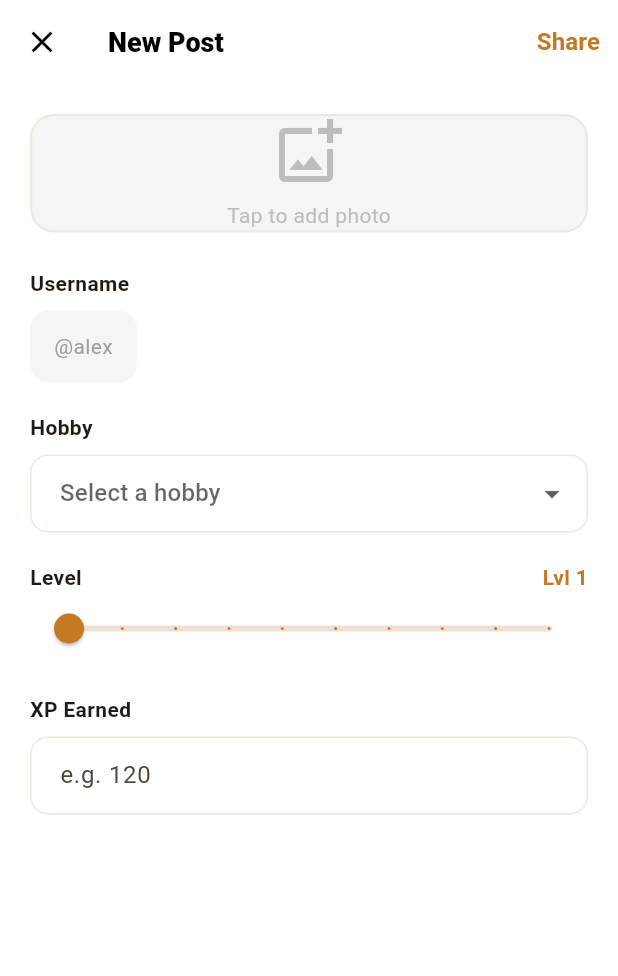
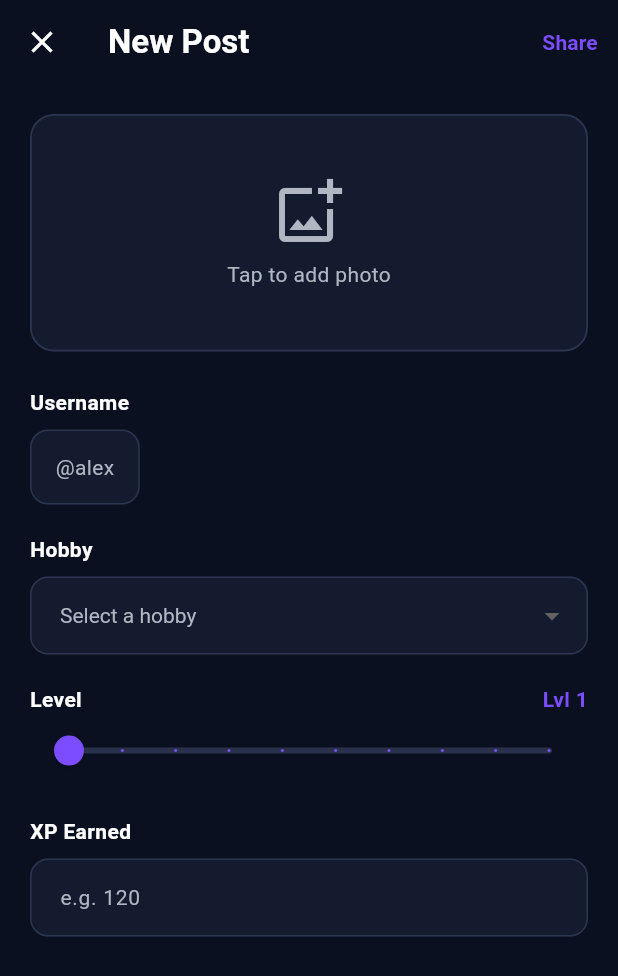
Before and after one commit to J1m3y1/WICS-Hackathon-2026, a Flutter app: the CommunityFeed screen opened directly, scrolled down 576 dp, after a tap on the "add" icon, on a phone screen of 412 x 824 dp. Shown: the top 976 px of the screen. Run offline on Flutter 3.47's test engine with Material 3 defaults, Android fonts, the light colour scheme and no system bars; our stand-ins replace cloud_firestore, firebase_auth, firebase_core, fl_chart, image_picker; accounts and stored records are empty; Roboto replaces fonts that are missing (DM Sans).

Commit message:
Feed changes and implementations

```diff
--- a/wics_hackathon_2026/lib/pages/community_feed.dart
+++ b/wics_hackathon_2026/lib/pages/community_feed.dart
@@ -1,8 +1,7 @@
 import 'package:flutter/material.dart';
 import 'create_post.dart';
 import 'dart:io';
-
-// Data Model
+import 'package:wics_hackathon_2026/shared/app_theme.dart';
 
 class HobbyPost {
   final String username;
@@ -23,8 +22,6 @@ class HobbyPost {
     this.isFile = false,
   });
 }
-
-// Sample Data
 
 final List<HobbyPost> samplePosts = [
   HobbyPost(
@@ -61,8 +58,6 @@ final List<HobbyPost> samplePosts = [
   ),
 ];
 
-// Main Widget
-
 class CommunityFeed extends StatefulWidget {
   final String hobbyKey;
   const CommunityFeed({super.key, required this.hobbyKey});
@@ -71,13 +66,8 @@ class CommunityFeed extends StatefulWidget {
   State<CommunityFeed> createState() => _CommunityFeedState();
 }
 
-
 class _CommunityFeedState extends State<CommunityFeed> {
   late List<HobbyPost> _posts;
-
-  static const Color _accentColor = Color(0xFFC47A20);
-  static const Color _subtleText = Color(0xFFAAAAAA);
-  static const Color _borderColor = Color(0xFFEDE9DF);
 
   @override
   void initState() {
@@ -88,9 +78,9 @@ class _CommunityFeedState extends State<CommunityFeed> {
   @override
   Widget build(BuildContext context) {
     return Scaffold(
-      backgroundColor: Colors.white,
+      backgroundColor: AppColors.background,
       floatingActionButton: FloatingActionButton(
-        backgroundColor: _accentColor,
+        backgroundColor: AppColors.primary,
         onPressed: () async {
           final result = await Navigator.push(
             context,
@@ -121,34 +111,21 @@ class _CommunityFeedState extends State<CommunityFeed> {
         child: Column(
           crossAxisAlignment: CrossAxisAlignment.start,
           children: [
-            // Header
             const Padding(
               padding: EdgeInsets.fromLTRB(20, 20, 20, 12),
-              child: Text(
-                'Community',
-                style: TextStyle(
-                  fontSize: 28,
-                  fontWeight: FontWeight.w800,
-                  color: Colors.black,
-                  letterSpacing: -0.5,
-                ),
-              ),
+              child: Text('Community', style: AppTextStyles.pageTitle),
             ),
 
-            // Feed
             Expanded(
               child: ListView.separated(
-                padding:
-                    const EdgeInsets.symmetric(horizontal: 16, vertical: 4),
+                padding: const EdgeInsets.symmetric(
+                  horizontal: 16,
+                  vertical: 4,
+                ),
                 itemCount: _posts.length,
                 separatorBuilder: (_, __) => const SizedBox(height: 16),
                 itemBuilder: (context, index) {
-                  return _PostCard(
-                    post: _posts[index],
-                    accentColor: _accentColor,
-                    subtleText: _subtleText,
-                    borderColor: _borderColor,
-                  );
+                  return _PostCard(post: _posts[index]);
                 },
               ),
             ),
@@ -159,30 +136,21 @@ class _CommunityFeedState extends State<CommunityFeed> {
   }
 }
 
-// Post Card
 class _PostCard extends StatelessWidget {
   final HobbyPost post;
-  final Color accentColor;
-  final Color subtleText;
-  final Color borderColor;
 
-  const _PostCard({
-    required this.post,
-    required this.accentColor,
-    required this.subtleText,
-    required this.borderColor,
-  });
+  const _PostCard({required this.post});
 
   @override
   Widget build(BuildContext context) {
     return Container(
       decoration: BoxDecoration(
-        color: Colors.white,
+        color: AppColors.card,
         borderRadius: BorderRadius.circular(16),
-        border: Border.all(color: borderColor, width: 1.5),
+        border: Border.all(color: AppColors.border, width: 1.2),
         boxShadow: [
           BoxShadow(
-            color: Colors.black.withOpacity(0.04),
+            color: Colors.black.withAlpha(20),
             blurRadius: 8,
             offset: const Offset(0, 2),
           ),
@@ -192,7 +160,6 @@ class _PostCard extends StatelessWidget {
       child: Column(
         crossAxisAlignment: CrossAxisAlignment.start,
         children: [
-          // Banner image
           AspectRatio(
             aspectRatio: 1 / 1,
             child: post.isFile
@@ -200,32 +167,27 @@ class _PostCard extends StatelessWidget {
                 : Image.asset(post.imagePath!, fit: BoxFit.cover),
           ),
 
-          // Info row
           Padding(
             padding: const EdgeInsets.fromLTRB(16, 12, 16, 14),
             child: Column(
               crossAxisAlignment: CrossAxisAlignment.start,
               children: [
-                // Username + hobby badge
                 RichText(
                   text: TextSpan(
                     style: const TextStyle(fontSize: 15),
                     children: [
                       TextSpan(
                         text: '@${post.username} ',
-                        style: TextStyle(
-                          color: subtleText,
-                          fontWeight: FontWeight.w400,
-                        ),
+                        style: AppTextStyles.subText,
                       ),
                       const TextSpan(
                         text: 'completed ',
-                        style: TextStyle(color: Color(0xFFAAAAAA)),
+                        style: AppTextStyles.subText,
                       ),
                       TextSpan(
                         text: '${post.hobby} · Lvl ${post.level}',
-                        style: TextStyle(
-                          color: accentColor,
+                        style: const TextStyle(
+                          color: AppColors.primary,
                           fontWeight: FontWeight.w700,
                         ),
                       ),
@@ -234,14 +196,9 @@ class _PostCard extends StatelessWidget {
                 ),
                 const SizedBox(height: 4),
 
-                // Time + XP
                 Text(
                   '${post.timeAgo} · +${post.xp} XP',
-                  style: TextStyle(
-                    fontSize: 13,
-                    color: subtleText,
-                    fontWeight: FontWeight.w400,
-                  ),
+                  style: AppTextStyles.subText,
                 ),
               ],
             ),
@@ -252,8 +209,6 @@ class _PostCard extends StatelessWidget {
   }
 }
 
-// Entry point
-
 void main() {
   runApp(
     const MaterialApp(
--- a/wics_hackathon_2026/lib/pages/create_post.dart
+++ b/wics_hackathon_2026/lib/pages/create_post.dart
@@ -1,6 +1,7 @@
 import 'dart:io';
 import 'package:flutter/material.dart';
 import 'package:image_picker/image_picker.dart';
+import 'package:wics_hackathon_2026/shared/app_theme.dart';
 
 class CreatePostPage extends StatefulWidget {
   final String username;
@@ -15,8 +16,6 @@ class _CreatePostPageState extends State<CreatePostPage> {
   String? _selectedHobby;
   int _level = 1;
   int _xp = 0;
-
-  static const Color _accentColor = Color(0xFFC47A20);
 
   final List<String> _hobbies = [
     'Gym', 'Guitar', 'Painting', 'Chess', 'Running', 'Cooking', 'Reading'
@@ -38,7 +37,6 @@ class _CreatePostPageState extends State<CreatePostPage> {
       return;
     }
 
-    // Return the new post data back to the feed
     Navigator.pop(context, {
       'username': widget.username,
       'hobby': _selectedHobby,
@@ -52,31 +50,26 @@ class _CreatePostPageState extends State<CreatePostPage> {
   @override
   Widget build(BuildContext context) {
     return Scaffold(
-      backgroundColor: Colors.white,
+      backgroundColor: AppColors.background,
       appBar: AppBar(
-        backgroundColor: Colors.white,
+        backgroundColor: AppColors.background,
+        surfaceTintColor: AppColors.background,
         elevation: 0,
         leading: IconButton(
-          icon: const Icon(Icons.close, color: Colors.black),
+          icon: const Icon(Icons.close, color: AppColors.textPrimary),
           onPressed: () => Navigator.pop(context),
         ),
         title: const Text(
           'New Post',
-          style: TextStyle(
-            color: Colors.black,
-            fontWeight: FontWeight.w800,
-            fontSize: 18,
-          ),
+          style: AppTextStyles.sectionTitle,
         ),
         actions: [
           TextButton(
             onPressed: _submit,
             child: Text(
               'Share',
-              style: TextStyle(
-                color: _accentColor,
-                fontWeight: FontWeight.w700,
-                fontSize: 16,
+              style: AppTextStyles.badgeText.copyWith(
+                color: AppColors.primary,
               ),
             ),
           ),
@@ -87,90 +80,116 @@ class _CreatePostPageState extends State<CreatePostPage> {
         child: Column(
           crossAxisAlignment: CrossAxisAlignment.start,
           children: [
-            // Image picker
             GestureDetector(
               onTap: _pickImage,
               child: Container(
                 width: double.infinity,
-                // aspectRatio: 1,
                 decoration: BoxDecoration(
-                  color: const Color(0xFFF5F5F5),
+                  color: AppColors.card,
                   borderRadius: BorderRadius.circular(16),
-                  border: Border.all(color: const Color(0xFFEDE9DF), width: 1.5),
+                  border: Border.all(color: AppColors.border, width: 1.2),
                 ),
                 child: _selectedImage != null
                     ? ClipRRect(
                         borderRadius: BorderRadius.circular(16),
                         child: Image.file(_selectedImage!, fit: BoxFit.cover),
                       )
-                    : Column(
-                        mainAxisAlignment: MainAxisAlignment.center,
-                        children: [
-                          Icon(Icons.add_photo_alternate_outlined,
-                              size: 48, color: Colors.grey[400]),
-                          const SizedBox(height: 8),
-                          Text('Tap to add photo',
-                              style: TextStyle(color: Colors.grey[400])),
-                        ],
+                    : Padding(
+                        padding: const EdgeInsets.symmetric(vertical: 40),
+                        child: Column(
+                          mainAxisAlignment: MainAxisAlignment.center,
+                          children: const [
+                            Icon(
+                              Icons.add_photo_alternate_outlined,
+                              size: 48,
+                              color: AppColors.textSecondary,
+                            ),
+                            SizedBox(height: 8),
+                            Text(
+                              'Tap to add photo',
+                              style: AppTextStyles.subText,
+                            ),
+                          ],
+                        ),
                       ),
               ),
             ),
 
             const SizedBox(height: 24),
 
-            // Username (auto-filled, read only)
-            const Text('Username',
-                style: TextStyle(fontWeight: FontWeight.w700, fontSize: 14)),
+            const Text(
+              'Username',
+              style: AppTextStyles.badgeText,
+            ),
             const SizedBox(height: 8),
             Container(
               padding: const EdgeInsets.symmetric(horizontal: 16, vertical: 14),
               decoration: BoxDecoration(
-                color: const Color(0xFFF5F5F5),
+                color: AppColors.card,
                 borderRadius: BorderRadius.circular(12),
+                border: Border.all(color: AppColors.border),
               ),
-              child: Text('@${widget.username}',
-                  style: const TextStyle(color: Colors.grey)),
+              child: Text(
+                '@${widget.username}',
+                style: AppTextStyles.subText,
+              ),
             ),
 
             const SizedBox(height: 20),
-
-            // Hobby dropdown
-            const Text('Hobby',
-                style: TextStyle(fontWeight: FontWeight.w700, fontSize: 14)),
+            const Text(
+              'Hobby',
+              style: AppTextStyles.badgeText,
+            ),
             const SizedBox(height: 8),
             DropdownButtonFormField<String>(
-              value: _selectedHobby,
-              hint: const Text('Select a hobby'),
+              initialValue: _selectedHobby,
+              hint: const Text(
+                'Select a hobby',
+                style: AppTextStyles.subText,
+              ),
+              dropdownColor: AppColors.card,
+              style: AppTextStyles.body,
               decoration: InputDecoration(
+                filled: true,
+                fillColor: AppColors.card,
                 contentPadding:
                     const EdgeInsets.symmetric(horizontal: 16, vertical: 14),
                 border: OutlineInputBorder(
                   borderRadius: BorderRadius.circular(12),
-                  borderSide: const BorderSide(color: Color(0xFFEDE9DF)),
+                  borderSide: const BorderSide(color: AppColors.border),
                 ),
                 enabledBorder: OutlineInputBorder(
                   borderRadius: BorderRadius.circular(12),
-                  borderSide: const BorderSide(color: Color(0xFFEDE9DF)),
+                  borderSide: const BorderSide(color: AppColors.border),
                 ),
               ),
               items: _hobbies
-                  .map((h) => DropdownMenuItem(value: h, child: Text(h)))
+                  .map((h) => DropdownMenuItem(
+                        value: h,
+                        child: Text(
+                          h,
+                          style: AppTextStyles.body,
+                        ),
+                      ))
                   .toList(),
               onChanged: (val) => setState(() => _selectedHobby = val),
             ),
 
             const SizedBox(height: 20),
 
-            // Level slider
             Row(
               mainAxisAlignment: MainAxisAlignment.spaceBetween,
               children: [
-                const Text('Level',
-                    style:
-                        TextStyle(fontWeight: FontWeight.w700, fontSize: 14)),
-                Text('Lvl $_level',
-                    style: TextStyle(
-                        color: _accentColor, fontWeight: FontWeight.w700)),
+                const Text(
+                  'Level',
+                  style: AppTextStyles.badgeText,
+                ),
+                Text(
+                  'Lvl $_level',
+                  style: AppTextStyles.badgeText.copyWith(
+                    color: AppColors.primary,
+                  ),
+                ),
               ],
             ),
             Slider(
@@ -178,29 +197,34 @@ class _CreatePostPageState extends State<CreatePostPage> {
               min: 1,
               max: 10,
               divisions: 9,
-              activeColor: _accentColor,
+              activeColor: AppColors.primary,
+              inactiveColor: AppColors.progressBackground,
               onChanged: (val) => setState(() => _level = val.toInt()),
             ),
 
             const SizedBox(height: 20),
-
-            // XP input
-            const Text('XP Earned',
-                style: TextStyle(fontWeight: FontWeight.w700, fontSize: 14)),
+            const Text(
+              'XP Earned',
+              style: AppTextStyles.badgeText,
+            ),
             const SizedBox(height: 8),
             TextFormField(
               keyboardType: TextInputType.number,
+              style: AppTextStyles.body,
               decoration: InputDecoration(
                 hintText: 'e.g. 120',
+                hintStyle: AppTextStyles.subText,
+                filled: true,
+                fillColor: AppColors.card,
                 contentPadding:
                     const EdgeInsets.symmetric(horizontal: 16, vertical: 14),
                 border: OutlineInputBorder(
                   borderRadius: BorderRadius.circular(12),
-                  borderSide: const BorderSide(color: Color(0xFFEDE9DF)),
+                  borderSide: const BorderSide(color: AppColors.border),
                 ),
                 enabledBorder: OutlineInputBorder(
                   borderRadius: BorderRadius.circular(12),
-                  borderSide: const BorderSide(color: Color(0xFFEDE9DF)),
+                  borderSide: const BorderSide(color: AppColors.border),
                 ),
               ),
               onChanged: (val) => setState(() => _xp = int.tryParse(val) ?? 0),
--- a/wics_hackathon_2026/lib/pages/feed.dart
+++ /dev/null
@@ -1,29 +0,0 @@
-import 'package:flutter/material.dart';
-
-class FeedPage extends StatefulWidget {
-  final String hobbyKey;
-  const FeedPage({super.key, required this.hobbyKey});
-
-  @override
-  State<FeedPage> createState() => _FeedPage();
-}
-
-class _FeedPage extends State<FeedPage> {
-
-
-  @override
-  Widget build(BuildContext context){
-    return Scaffold(
-      appBar: AppBar(
-        title: Text('Feed'),
-      ),
-      body: Column(
-        children: [
-          Container(
-
-          ),
-        ],
-      )
-    );
-  }
-}
```
